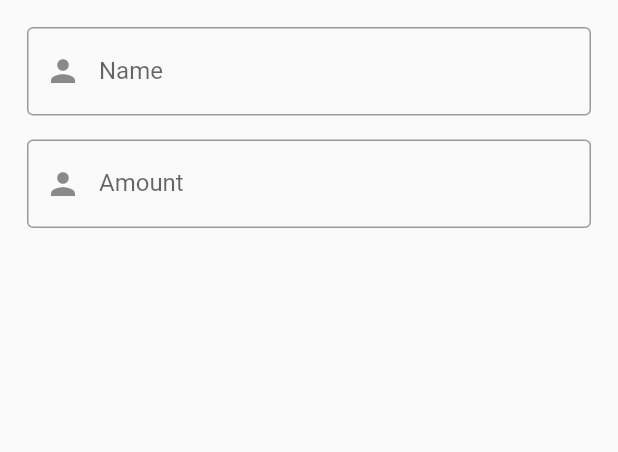
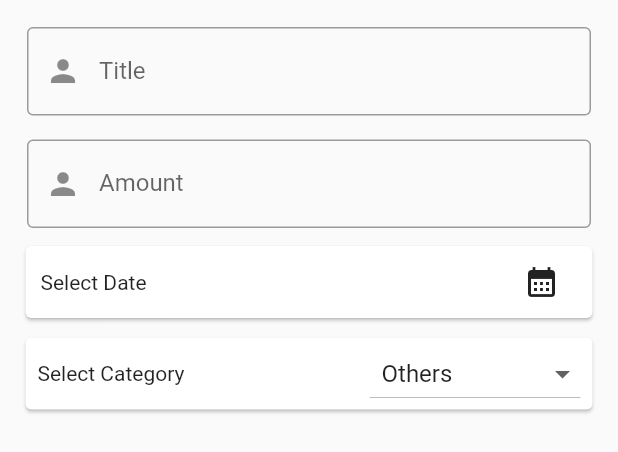
Before and after one commit to F-Reza/Expense_Tracker_App, a Flutter app: the ExpenseForm widget shown alone on an empty page, opened directly, on a phone screen of 412 x 824 dp. Shown: the top 452 px of the screen. Run offline on Flutter 3.47's test engine with Material 2 defaults, Android fonts, the phone set to English and light mode, and no system bars; our stand-ins replace sqflite; accounts and stored records are empty.

Commit message:
Dropdown menue

```diff
--- a/lib/widgets/expense_screen/new_expense_form.dart
+++ b/lib/widgets/expense_screen/new_expense_form.dart
@@ -1,4 +1,7 @@
 import 'package:flutter/material.dart';
+import 'package:intl/intl.dart';
+
+import '../../constants/icons.dart';
 
 class ExpenseForm extends StatefulWidget {
   const ExpenseForm({super.key});
@@ -11,6 +14,8 @@ class _ExpenseFormState extends State<ExpenseForm> {
 
   final titleController = TextEditingController();
   final amountController = TextEditingController();
+  String? _date;
+  String _initialValue = 'Others';
 
   @override
   Widget build(BuildContext context) {
@@ -26,8 +31,8 @@ class _ExpenseFormState extends State<ExpenseForm> {
               keyboardType: TextInputType.text,
               decoration: const InputDecoration(
                 border: OutlineInputBorder(),
-                hintText: 'Type contact name..',
-                labelText: 'Name',
+                hintText: 'Title of expense..',
+                labelText: 'Title',
                 prefixIcon: Icon(Icons.person),
               ),
               validator: (value) {
@@ -50,7 +55,7 @@ class _ExpenseFormState extends State<ExpenseForm> {
               keyboardType: TextInputType.number,
               decoration: const InputDecoration(
                 border: OutlineInputBorder(),
-                hintText: 'Enter amount..',
+                hintText: 'Amount of expense..',
                 labelText: 'Amount',
                 prefixIcon: Icon(Icons.person),
               ),
@@ -67,8 +72,85 @@ class _ExpenseFormState extends State<ExpenseForm> {
               },
             ),
           ),
+          Padding(
+            padding: const EdgeInsets.symmetric(horizontal: 3.0),
+            child: Card(
+              child: Padding(
+                padding: const EdgeInsets.symmetric(horizontal: 10.0),
+                child: Row(
+                  mainAxisAlignment: MainAxisAlignment.spaceBetween,
+                  children: [
+                    Text(_date==null ?'Select Date' : _date!),
+                    IconButton(
+                        onPressed: () => _pickDate(),
+                        icon: const Icon(Icons.calendar_month)),
+                  ],
+                ),
+              ),
+            ),
+          ),
+          const SizedBox(height: 5,),
+          Padding(
+            padding: const EdgeInsets.symmetric(horizontal: 3.0),
+            child: Card(
+              child: Padding(
+                padding: const EdgeInsets.symmetric(horizontal: 8.0),
+                child: Row(
+                  children: [
+                    const Expanded(child: Text('Select Category')),
+                    DropdownButton(
+                        items: icons.keys.map((e) => DropdownMenuItem(
+                            value: e,
+                            child: Padding(
+                              padding: const EdgeInsets.all(8.0),
+                              child: Text(e),
+                            ),
+                        ),
+                        ).toList(),
+                        value: _initialValue,
+                        onChanged: (newValue){
+                          _initialValue = newValue!;
+                        }),
+                  ],
+                ),
+              ),
+            ),
+          ),
+         /* DropdownButton<String>(
+            isExpanded: true,
+            value: _initialValue,
+            hint: const Text('Select Your Blood Group'),
+            items: icons.keys.map((e) =>
+                DropdownMenuItem(
+                    value: e,
+                    child: Padding(
+                      padding: const EdgeInsets.all(8.0),
+                      child: Text(e),
+                    )),
+            ).toList(),
+            onChanged: (value) {
+              setState(() {
+                _initialValue = value!;
+              });
+            },
+          ),*/
+
         ],
       ),
     );
   }
+
+  void _pickDate() async{
+    final selectedDate = await showDatePicker(context: context,
+        initialDate: DateTime.now(),
+        firstDate: DateTime(2023),
+        lastDate: DateTime.now());
+
+    if (selectedDate!=null) {
+      setState(() {
+        _date = DateFormat('dd/MM/yyyy').format(selectedDate);
+        //_date = DateFormat('hh:mm:a').format(DateTime.now());
+      });
+    }
+  }
 }
```
